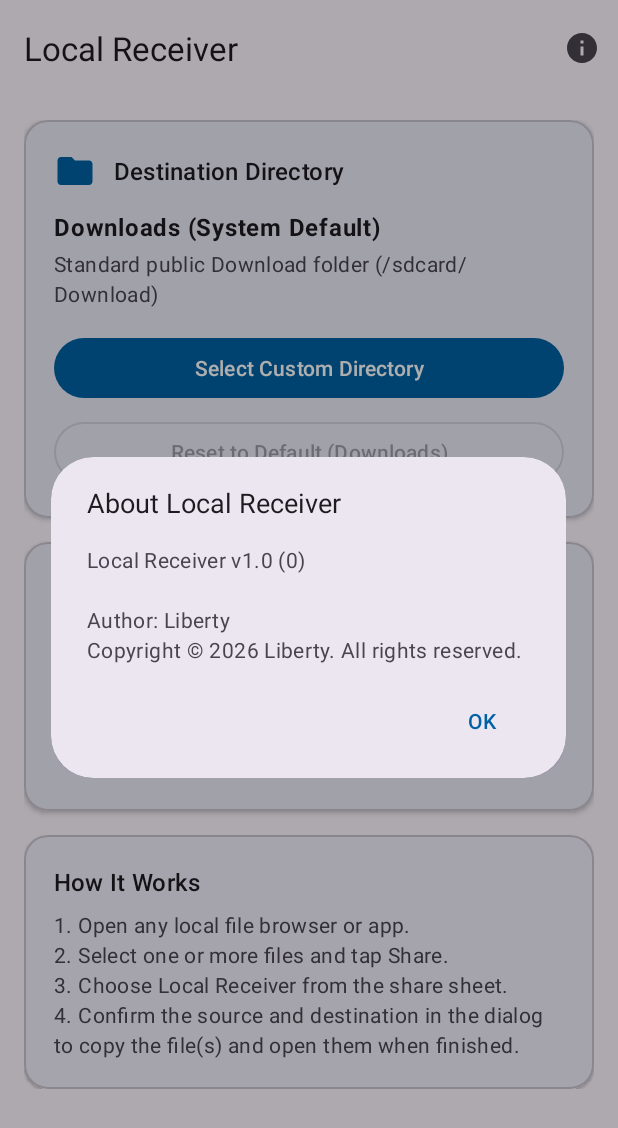
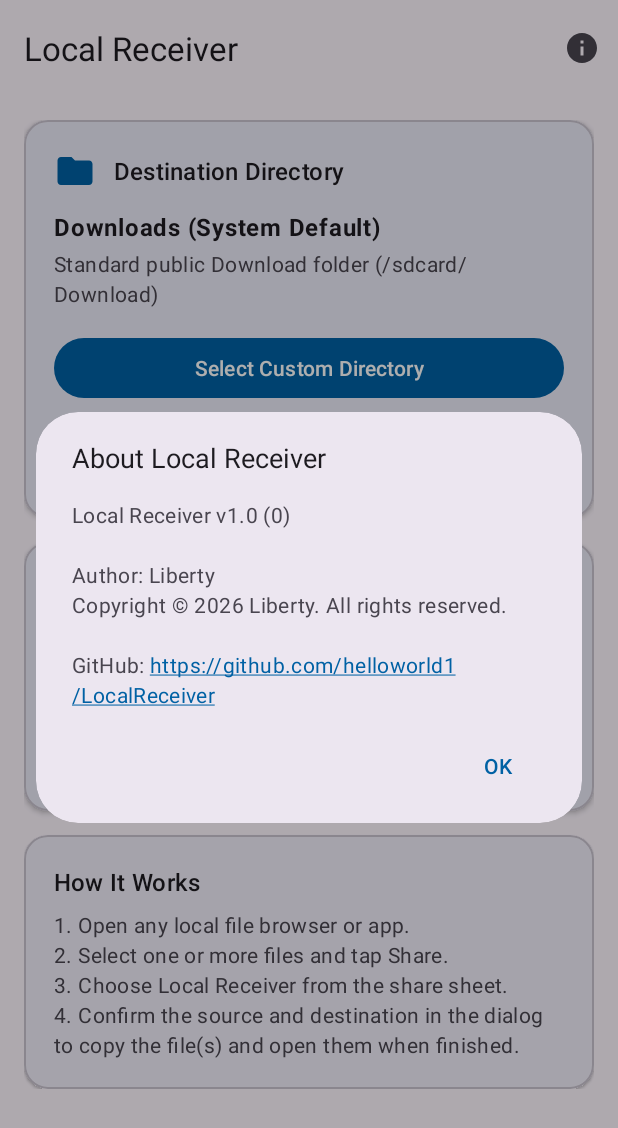
Before and after one commit to helloworld1/LocalReceiver, an Android app: the screen it shows after launch (MainActivity), after a tap on "About", on a phone screen of 412 x 824 dp. Shown: the top 1128 px of the screen. Run offline under Robolectric (Android 15) with nearby library versions, the phone set to English and light mode, and no system bars.

Commit message:
Update about

```diff
--- a/app/src/main/java/org/liberty/android/localreceiver/MainActivity.kt
+++ b/app/src/main/java/org/liberty/android/localreceiver/MainActivity.kt
@@ -4,8 +4,12 @@ import android.content.Intent
 import android.content.pm.PackageManager
 import android.os.Build
 import android.os.Bundle
+import android.text.method.LinkMovementMethod
+import android.text.util.Linkify
+import android.widget.TextView
 import androidx.activity.result.contract.ActivityResultContracts
 import androidx.appcompat.app.AppCompatActivity
+import androidx.core.text.util.LinkifyCompat
 import com.google.android.material.dialog.MaterialAlertDialogBuilder
 import org.liberty.android.localreceiver.databinding.ActivityMainBinding
 
@@ -88,11 +92,16 @@ class MainActivity : AppCompatActivity() {
             "$versionName ($versionCode)"
         }.getOrDefault("1.0 (1)")
 
-        MaterialAlertDialogBuilder(this)
+        val dialog = MaterialAlertDialogBuilder(this)
             .setTitle(R.string.about_dialog_title)
             .setMessage(getString(R.string.about_dialog_message, versionText))
             .setPositiveButton(R.string.btn_ok, null)
             .show()
+
+        dialog.findViewById<TextView>(android.R.id.message)?.apply {
+            LinkifyCompat.addLinks(this, Linkify.WEB_URLS)
+            movementMethod = LinkMovementMethod.getInstance()
+        }
     }
 
     private fun refreshDestinationUi() {
--- a/app/src/main/res/values/strings.xml
+++ b/app/src/main/res/values/strings.xml
@@ -73,6 +73,6 @@
     <!-- About Dialog -->
     <string name="action_about">About</string>
     <string name="about_dialog_title">About Local Receiver</string>
-    <string name="about_dialog_message">Local Receiver v%1$s\n\nAuthor: Liberty\nCopyright © 2026 Liberty. All rights reserved.</string>
+    <string name="about_dialog_message">Local Receiver v%1$s\n\nAuthor: Liberty\nCopyright © 2026 Liberty. All rights reserved.\n\nGitHub: https://github.com/helloworld1/LocalReceiver</string>
     <string name="btn_ok">OK</string>
 </resources>
```
